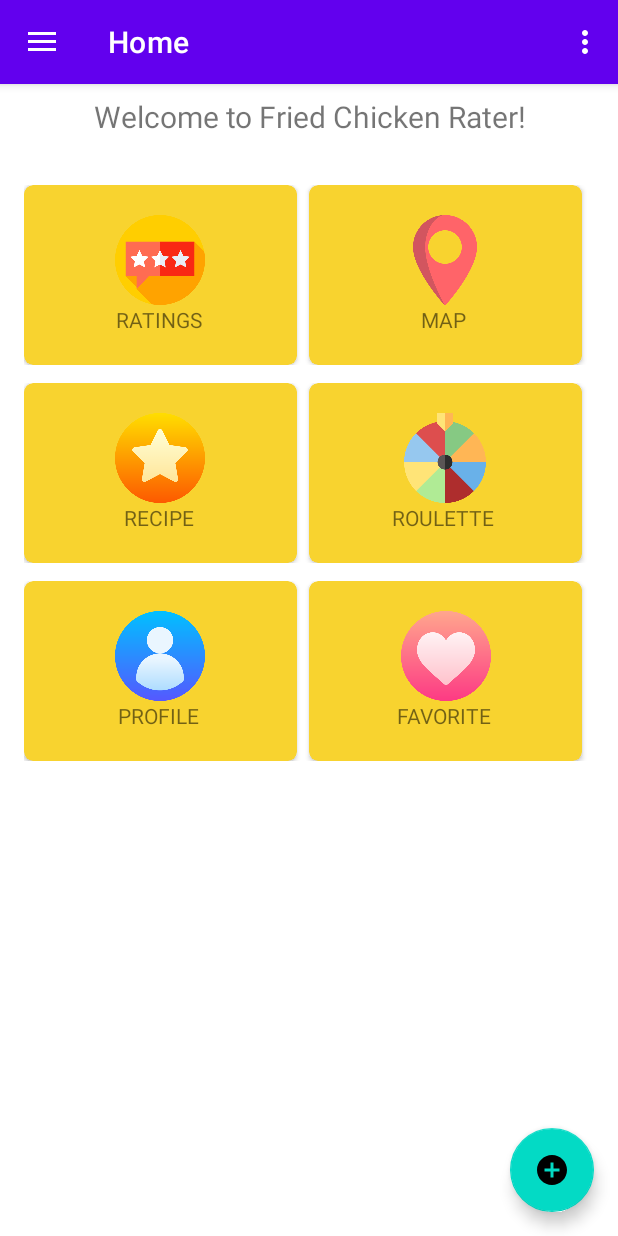
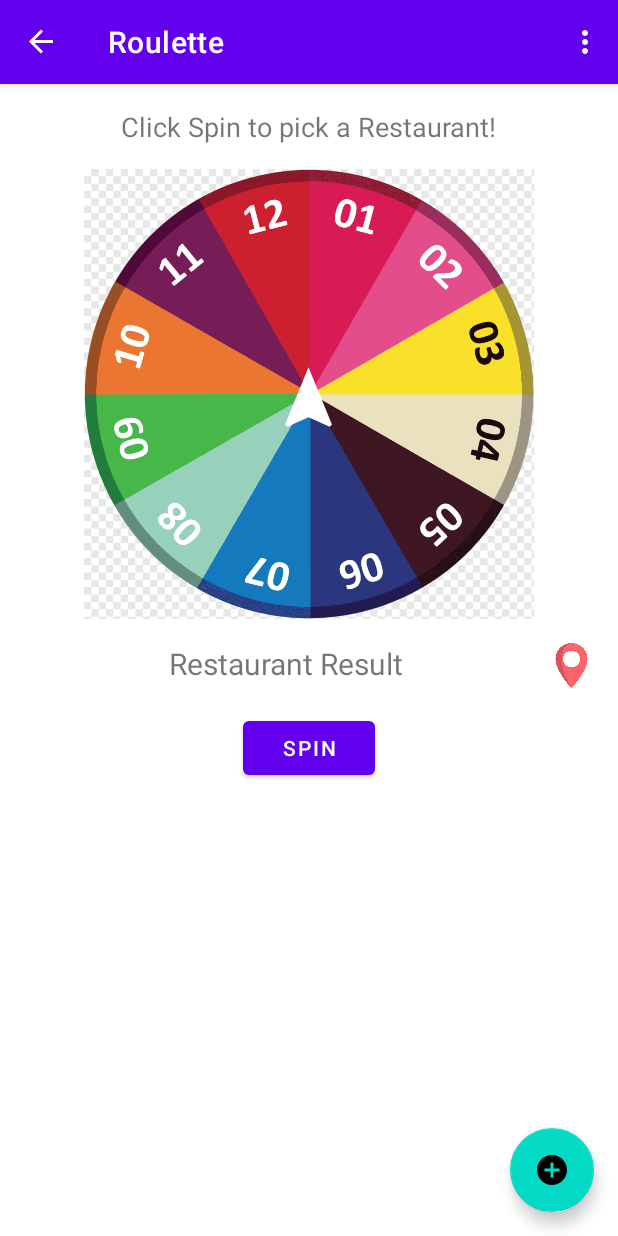
Before and after one commit to raptol/FriedChickenRating, an Android app: the MainActivity screen opened directly, with no data from a screen before it, after a tap on "ROULETTE", on a phone screen of 412 x 824 dp. Run offline under Robolectric (Android 15) with nearby library versions, the light colour scheme and no system bars; our stand-ins replace Firebase (no records; nobody signed in at launch, a user with empty details on screens opened directly), navigation-ui.

Commit message:
Working on Roulette implementation.

```diff
--- a/app/src/main/java/com/example/friedchickenrating/fragments/home/HomeFragment.java
+++ b/app/src/main/java/com/example/friedchickenrating/fragments/home/HomeFragment.java
@@ -77,8 +77,8 @@ public class HomeFragment extends Fragment {
         binding.cardViewRoulette.setOnClickListener(new View.OnClickListener() {
             @Override
             public void onClick(View v) {
-//                NavHostFragment.findNavController(HomeFragment.this)
-//                        .navigate(R.id.action_nav_home_to_nav_roulette);
+                NavHostFragment.findNavController(HomeFragment.this)
+                        .navigate(R.id.action_nav_home_to_rouletteFragment);
             }
         });
 
--- /dev/null
+++ b/app/src/main/java/com/example/friedchickenrating/fragments/roulette/RouletteFragment.java
@@ -0,0 +1,144 @@
+package com.example.friedchickenrating.fragments.roulette;
+
+import android.os.Bundle;
+import android.util.Log;
+import android.view.LayoutInflater;
+import android.view.View;
+import android.view.ViewGroup;
+
+import androidx.annotation.NonNull;
+import androidx.annotation.Nullable;
+import androidx.fragment.app.Fragment;
+import androidx.lifecycle.ViewModelProvider;
+import androidx.navigation.fragment.NavHostFragment;
+
+import com.example.friedchickenrating.R;
+import com.example.friedchickenrating.databinding.FragmentRouletteBinding;
+import com.example.friedchickenrating.fragments.maps.MapsFragment;
+import com.example.friedchickenrating.fragments.ratings.RatingPlace;
+import com.example.friedchickenrating.fragments.ratings.ViewRatingFragment;
+import com.google.firebase.auth.FirebaseAuth;
+import com.google.firebase.auth.FirebaseUser;
+import com.google.firebase.firestore.DocumentSnapshot;
+import com.google.firebase.firestore.EventListener;
+import com.google.firebase.firestore.FirebaseFirestore;
+import com.google.firebase.firestore.FirebaseFirestoreException;
+
+import java.util.ArrayList;
+import java.util.List;
+import java.util.Map;
+
+public class RouletteFragment extends Fragment {
+    private RouletteViewModel rouletteViewModel;
+    private FragmentRouletteBinding binding;
+    private FirebaseFirestore db;
+    private FirebaseAuth auth;
+    private FirebaseUser user;
+
+    private List<Restaurant> restaurantList;
+    private RatingPlace selectedPlace;
+
+    private static final String TAG = ViewRatingFragment.class.getSimpleName();
+
+    @Override
+    public void onCreate(@Nullable Bundle savedInstanceState) {
+        super.onCreate(savedInstanceState);
+    }
+
+    @Nullable
+    @Override
+    public View onCreateView(@NonNull LayoutInflater inflater, @Nullable ViewGroup container, @Nullable Bundle savedInstanceState) {
+        rouletteViewModel = new ViewModelProvider(requireActivity()).get(RouletteViewModel.class);
+        binding = FragmentRouletteBinding.inflate(inflater, container, false);
+        View rootView = binding.getRoot();
+        return rootView;
+    }
+
+    @Override
+    public void onViewCreated(@NonNull View view, @Nullable Bundle savedInstanceState) {
+        super.onViewCreated(view, savedInstanceState);
+
+        db = FirebaseFirestore.getInstance();
+        auth = FirebaseAuth.getInstance();
+        user = auth.getCurrentUser();
+
+        restaurantList = new ArrayList<>();
+
+        Restaurant curRestaurant = rouletteViewModel.getSelectedRestaurant().getValue();
+
+        // Listen for realtime updates of the places
+        if(curRestaurant != null && curRestaurant.getPlaceid() != null) {
+            db.collection("places").document(curRestaurant.getPlaceid())
+                    .addSnapshotListener(new EventListener<DocumentSnapshot>() {
+                        @Override
+                        public void onEvent(@Nullable DocumentSnapshot value,
+                                            @Nullable FirebaseFirestoreException error) {
+                            if (error != null) {
+                                Log.w(TAG, "Listen failed.", error);
+                                return;
+                            }
+
+                            selectedPlace = value.toObject(RatingPlace.class);
+
+//                            // download and display images
+//                            Map<String, Object> pictures = curRestaurant.getPictures();
+//                            String filename = String.valueOf(pictures.get("filename"));
+//                            Log.d(TAG, "filename: " + filename);
+//
+//                            if (!filename.isEmpty() && filename != null) {
+//                                long size;
+//                                final FirebaseStorage firebaseStorage = FirebaseStorage.getInstance();
+//                                StorageReference storageReference
+//                                        = firebaseStorage.getReference().child("images").child(filename);
+//                                storageReference.getDownloadUrl().addOnCompleteListener(new OnCompleteListener<Uri>() {
+//                                    @Override
+//                                    public void onComplete(@NonNull Task<Uri> task) {
+//                                        if (task.isSuccessful()) {
+//
+//                                            if(getActivity() != null) {
+//                                                Glide.with(getActivity())
+//                                                        .load(task.getResult())
+//                                                        .into(binding.imgViewPicture);
+//                                                binding.imgViewPicture.invalidate();
+//                                            }
+//                                        } else {
+//                                            Toast.makeText(getContext(),
+//                                                    "Fail to load image", Toast.LENGTH_SHORT).show();
+//                                        }
+//                                    }
+//                                });
+//                            }
+
+
+//                            binding.txvRouletteResult.setText(curRestaurant.getRestaurantName());
+                            binding.txvRouletteResult.setText(selectedPlace.getName());
+
+                        }
+                    });
+        }
+
+
+
+
+
+        //event handler for open map button
+        binding.btnOpenMap.setOnClickListener(new View.OnClickListener() {
+            @Override
+            public void onClick(View view) {
+
+                rouletteViewModel.setSelectedRestaurant(curRestaurant);
+                rouletteViewModel.setSelectedRatingPlace(selectedPlace);
+                rouletteViewModel.setMapRequestCode(MapsFragment.REQUEST_MAP_PLACE_FOR_VIEW_RATING);
+
+                NavHostFragment.findNavController(RouletteFragment.this)
+                        .navigate(R.id.action_rouletteFragment_to_nav_maps);
+            }
+        });
+    }
+
+    @Override
+    public void onDestroyView() {
+        super.onDestroyView();
+        binding = null;
+    }
+}
--- a/app/src/main/res/layout/fragment_roulette.xml
+++ b/app/src/main/res/layout/fragment_roulette.xml
@@ -12,7 +12,7 @@
         android:layout_marginStart="16dp"
         android:layout_marginTop="16dp"
         android:layout_marginEnd="16dp"
-        android:text="Click Spin to choose a Restaurant!"
+        android:text="Click Spin to pick a Restaurant!"
         android:textSize="18sp"
         app:layout_constraintEnd_toEndOf="parent"
         app:layout_constraintStart_toStartOf="parent"
@@ -30,18 +30,42 @@
         app:layout_constraintTop_toBottomOf="@+id/txvRoulette"
         app:srcCompat="@drawable/roulette" />
 
-    <TextView
-        android:id="@+id/txvRouletteResult"
-        android:layout_width="wrap_content"
+    <LinearLayout
+        android:id="@+id/linearLayout2"
+        android:layout_width="match_parent"
         android:layout_height="wrap_content"
         android:layout_marginStart="16dp"
         android:layout_marginTop="16dp"
         android:layout_marginEnd="16dp"
-        android:text="Result"
-        android:textSize="20sp"
+        android:gravity="center_horizontal"
+        android:orientation="horizontal"
         app:layout_constraintEnd_toEndOf="parent"
         app:layout_constraintStart_toStartOf="parent"
-        app:layout_constraintTop_toBottomOf="@+id/imgRouletteLarge" />
+        app:layout_constraintTop_toBottomOf="@+id/imgRouletteLarge">
+
+        <TextView
+            android:id="@+id/txvRouletteResult"
+            android:layout_width="0dp"
+            android:layout_height="30dp"
+            android:layout_weight="4"
+            android:gravity="center_horizontal"
+            android:text="Restaurant Result"
+            android:textSize="20sp"
+            app:layout_constraintTop_toBottomOf="@+id/imgRouletteLarge" />
+
+        <ImageView
+            android:id="@+id/btnOpenMap"
+            android:layout_width="30dp"
+            android:layout_height="30dp"
+            android:layout_gravity="center_horizontal"
+            android:src="@drawable/home_map"
+            tools:layout_editor_absoluteX="272dp"
+            tools:layout_editor_absoluteY="372dp"
+            tools:layout_gravity="right"
+            tools:layout_weight="1" />
+
+    </LinearLayout>
+
 
     <Button
         android:id="@+id/btnSpin"
@@ -53,7 +77,7 @@
         android:text="Spin"
         app:layout_constraintEnd_toEndOf="parent"
         app:layout_constraintStart_toStartOf="parent"
-        app:layout_constraintTop_toBottomOf="@+id/txvRouletteResult" />
+        app:layout_constraintTop_toBottomOf="@+id/linearLayout2" />
 
     <ImageView
         android:id="@+id/imgPointer"
--- a/app/src/main/res/navigation/mobile_navigation.xml
+++ b/app/src/main/res/navigation/mobile_navigation.xml
@@ -44,6 +44,9 @@
         <action
             android:id="@+id/action_nav_maps_to_bottomSheetFragment"
             app:destination="@id/bottomSheetFragment" />
+        <action
+            android:id="@+id/action_nav_maps_to_rouletteFragment"
+            app:destination="@id/rouletteFragment" />
     </fragment>
 
     <fragment
@@ -149,11 +152,14 @@
     </fragment>
     <fragment
         android:id="@+id/rouletteFragment"
-        android:name="com.example.friedchickenrating.fragments.RouletteFragment"
+        android:name="com.example.friedchickenrating.fragments.roulette.RouletteFragment"
         android:label="@string/menu_roulette">
         <action
             android:id="@+id/action_rouletteFragment_to_nav_home"
             app:destination="@id/nav_home" />
+        <action
+            android:id="@+id/action_rouletteFragment_to_nav_maps"
+            app:destination="@id/nav_maps" />
     </fragment>
 
 </navigation>
```
Also changed, not shown: app/src/main/java/com/example/friedchickenrating/fragments/RouletteFragment.java (deleted, +0 -7 lines), app/src/main/java/com/example/friedchickenrating/fragments/roulette/Restaurant.java (added, +72 -0 lines), app/src/main/java/com/example/friedchickenrating/fragments/roulette/RouletteAdapter.java (added, +15 -0 lines), app/src/main/java/com/example/friedchickenrating/fragments/roulette/RouletteViewModel.java (added, +71 -0 lines).
